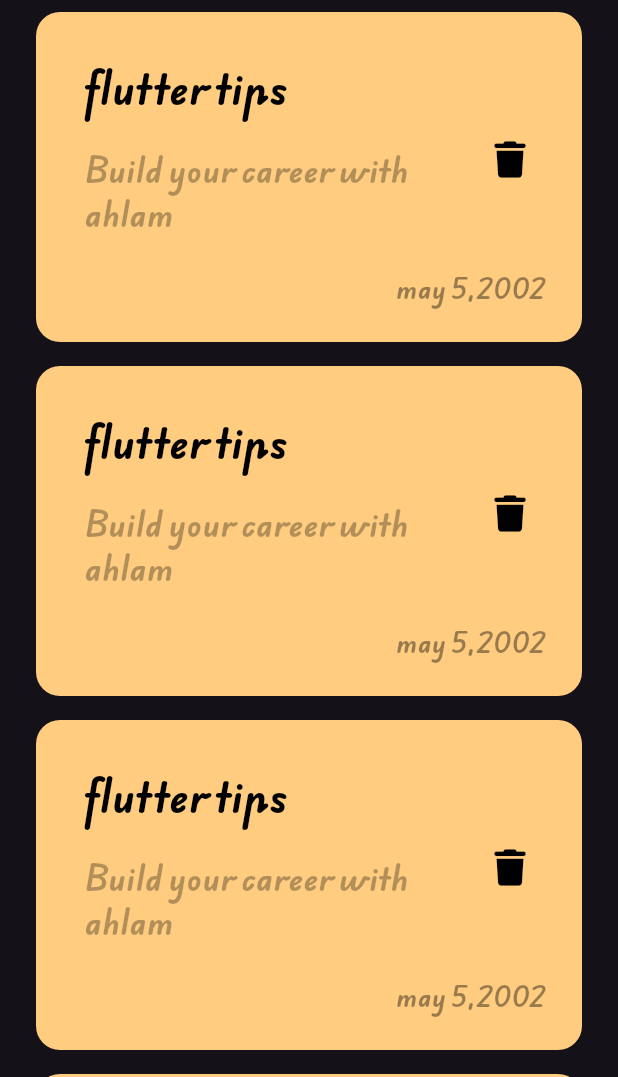
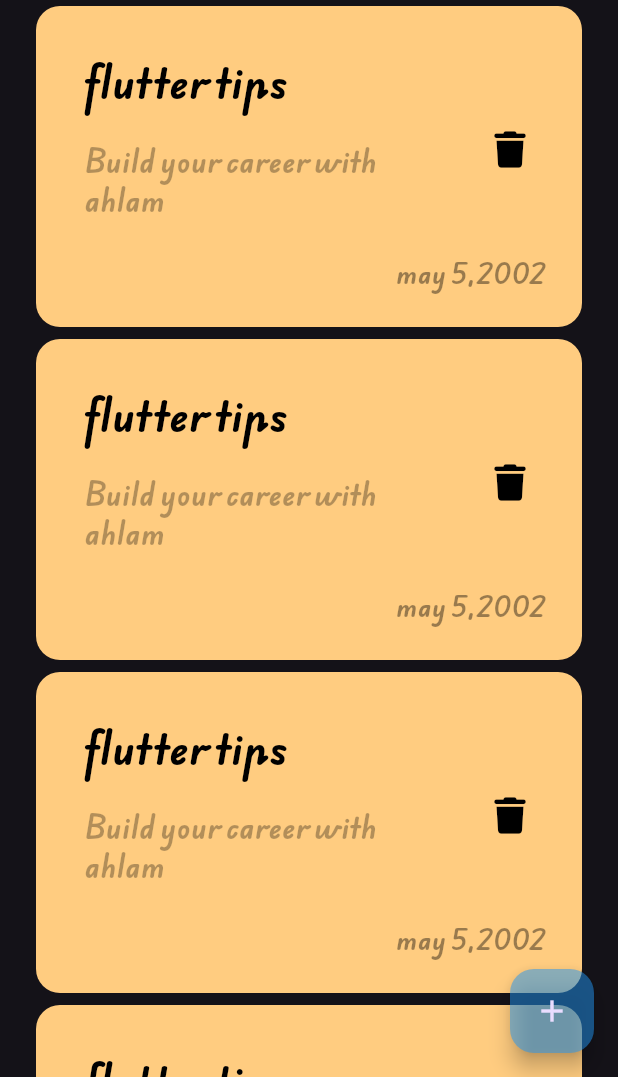
Before and after one commit to Ahlamgomaa/notes_app, a Flutter app: the screen it shows after launch, on a phone screen of 412 x 824 dp, the part 159-1236 px from its top. Run offline on Flutter 3.47's test engine with Material 3 defaults, Android fonts, the phone set to English and light mode, and no system bars; our stand-ins replace font_awesome_flutter.

Commit message:
add float action button

```diff
--- a/lib/views/notes_view.dart
+++ b/lib/views/notes_view.dart
@@ -6,8 +6,15 @@ class NotesView extends StatelessWidget {
   const NotesView({super.key});
   @override
   Widget build(BuildContext context) {
-    return const Scaffold(
-      body: NotesViewBody(),
+    return Scaffold(
+      floatingActionButton: FloatingActionButton(
+        backgroundColor: Colors.blue.withOpacity(.5),
+        onPressed: () {},
+        child: const Icon(
+          Icons.add,
+        ),
+      ),
+      body: const NotesViewBody(),
     );
   }
 }
--- a/lib/widgets/custom_note_item.dart
+++ b/lib/widgets/custom_note_item.dart
@@ -7,7 +7,7 @@ class NoteItem extends StatelessWidget {
   @override
   Widget build(BuildContext context) {
     return Container(
-      padding:const EdgeInsets.only(top: 24, bottom: 24, left: 16),
+      padding: const EdgeInsets.only(top: 24, bottom: 24, left: 16),
       decoration: BoxDecoration(
         color: const Color(0xFFFFCC80),
         borderRadius: BorderRadius.circular(16),
@@ -32,7 +32,7 @@ class NoteItem extends StatelessWidget {
                   fontWeight: FontWeight.bold,
                   // fontFamily: 'Edu Australia VIC WA NT Hand',
                   color: Colors.black.withOpacity(.3),
-                  fontSize: 20,
+                  fontSize: 18,
                 ),
               ),
             ),
--- a/lib/widgets/custom_notes_list_view.dart
+++ b/lib/widgets/custom_notes_list_view.dart
@@ -8,8 +8,8 @@ class NotesListView extends StatelessWidget {
   Widget build(BuildContext context) {
     return ListView.builder(itemBuilder: (context, index) {
       return const Padding(
-        padding:  EdgeInsets.symmetric(vertical: 8),
-        child:  NoteItem(),
+        padding: EdgeInsets.symmetric(vertical: 4),
+        child: NoteItem(),
       );
     });
   }
```
